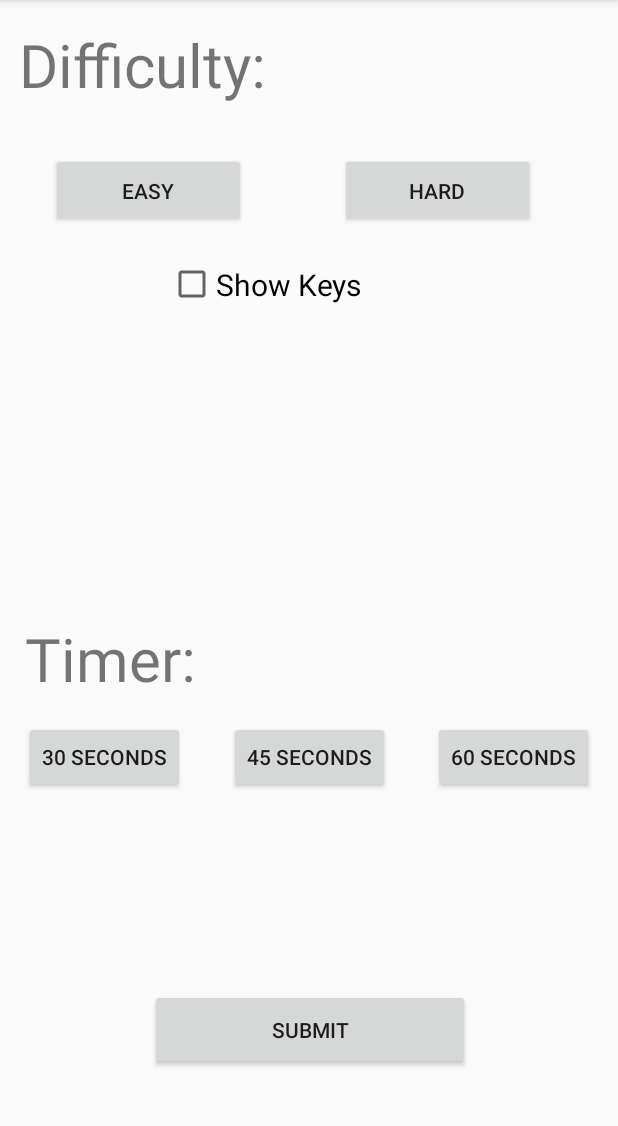
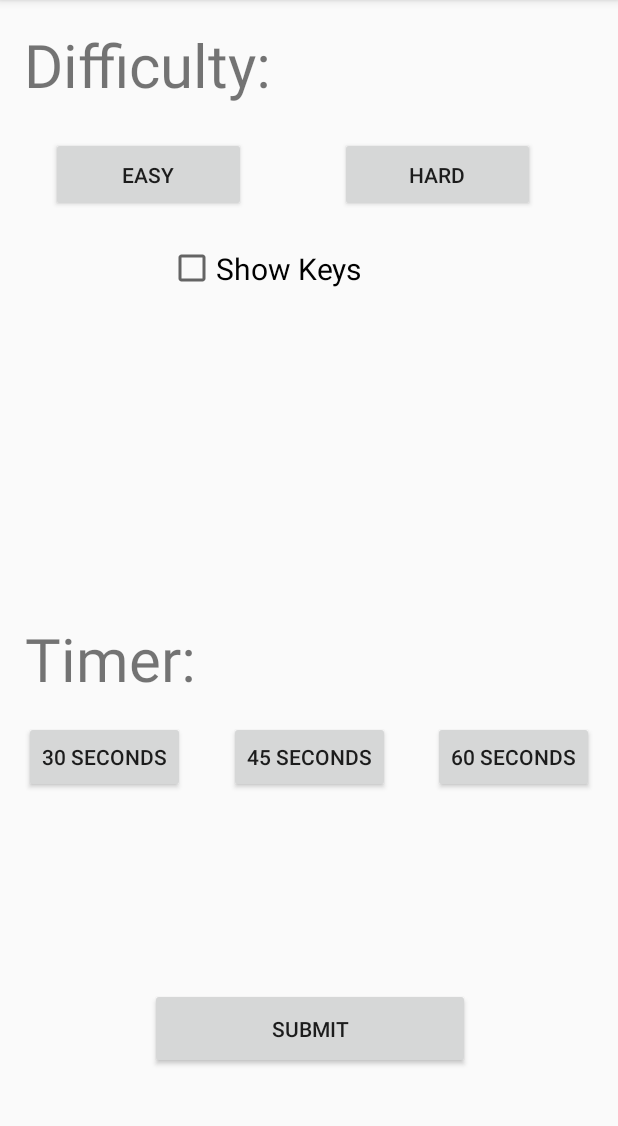
Before and after one commit to echiaboli/MusicBee, an Android app: the GameSettings screen opened directly, with no data from a screen before it, on a phone screen of 412 x 824 dp, the part 84-1210 px from its top. Run offline under Robolectric (Android 15) with nearby library versions, the phone set to English and light mode, and no system bars.

Commit message:
Fixed main activity anchors, added in tracking for button changes in settings

```diff
--- a/app/src/main/res/layout/activity_game_settings.xml
+++ b/app/src/main/res/layout/activity_game_settings.xml
@@ -8,16 +8,13 @@
 
     <TextView
         android:id="@+id/difficultyText"
-        android:layout_width="238dp"
-        android:layout_height="70dp"
-        android:layout_marginLeft="8dp"
-        android:layout_marginRight="8dp"
+        android:layout_width="170dp"
+        android:layout_height="59dp"
+        android:layout_marginLeft="16dp"
         android:layout_marginTop="16dp"
         android:text="Difficulty:"
         android:textSize="40sp"
-        app:layout_constraintHorizontal_bias="0.03"
         app:layout_constraintLeft_toLeftOf="parent"
-        app:layout_constraintRight_toRightOf="parent"
         app:layout_constraintTop_toTopOf="parent" />
 
     <Button
@@ -27,6 +24,7 @@
         android:layout_height="50dp"
         android:layout_marginLeft="34dp"
         android:layout_marginTop="16dp"
+        android:onClick="easyPress"
         android:text="Easy"
         app:layout_constraintLeft_toLeftOf="parent"
         app:layout_constraintTop_toBottomOf="@+id/difficultyText" />
@@ -37,6 +35,7 @@
         android:layout_height="50dp"
         android:layout_marginLeft="8dp"
         android:layout_marginRight="8dp"
+        android:onClick="hardPress"
         android:text="Hard"
         app:layout_constraintBaseline_toBaselineOf="@+id/easy"
         app:layout_constraintHorizontal_bias="0.534"
@@ -133,4 +132,20 @@
         android:layout_marginTop="231dp"
         app:layout_constraintHorizontal_bias="0.031"
         app:layout_constraintVertical_bias="0.963" />
+
+    <TextView
+        android:id="@+id/displayDiff"
+        android:layout_width="170dp"
+        android:layout_height="59dp"
+        android:textSize="40sp"
+        android:layout_marginRight="8dp"
+        app:layout_constraintRight_toRightOf="parent"
+        app:layout_constraintLeft_toRightOf="@+id/difficultyText"
+        android:layout_marginLeft="8dp"
+        app:layout_constraintTop_toTopOf="parent"
+        android:layout_marginTop="16dp"
+        app:layout_constraintHorizontal_bias="0.333"
+        app:layout_constraintBottom_toBottomOf="parent"
+        android:layout_marginBottom="8dp"
+        app:layout_constraintVertical_bias="0.0" />
 </android.support.constraint.ConstraintLayout>
```
Also changed, not shown: app/src/main/java/aboli/musicbee/GameSettings.java (+10 -5 lines), app/src/main/res/layout/activity_main.xml (+16 -6 lines).
